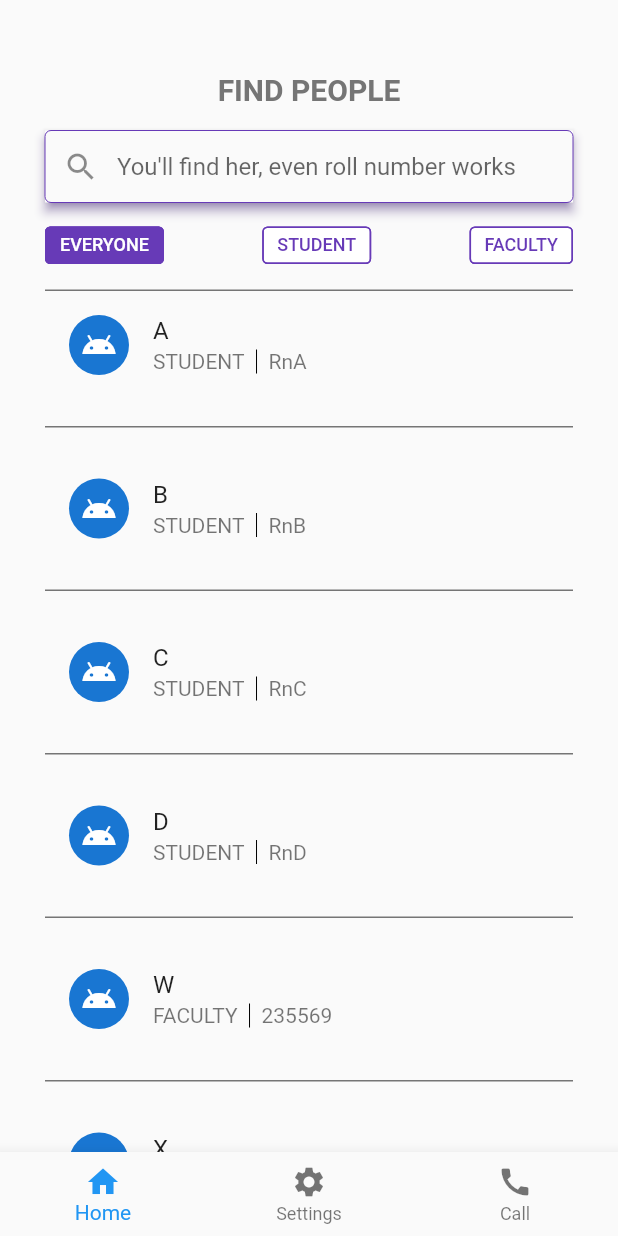
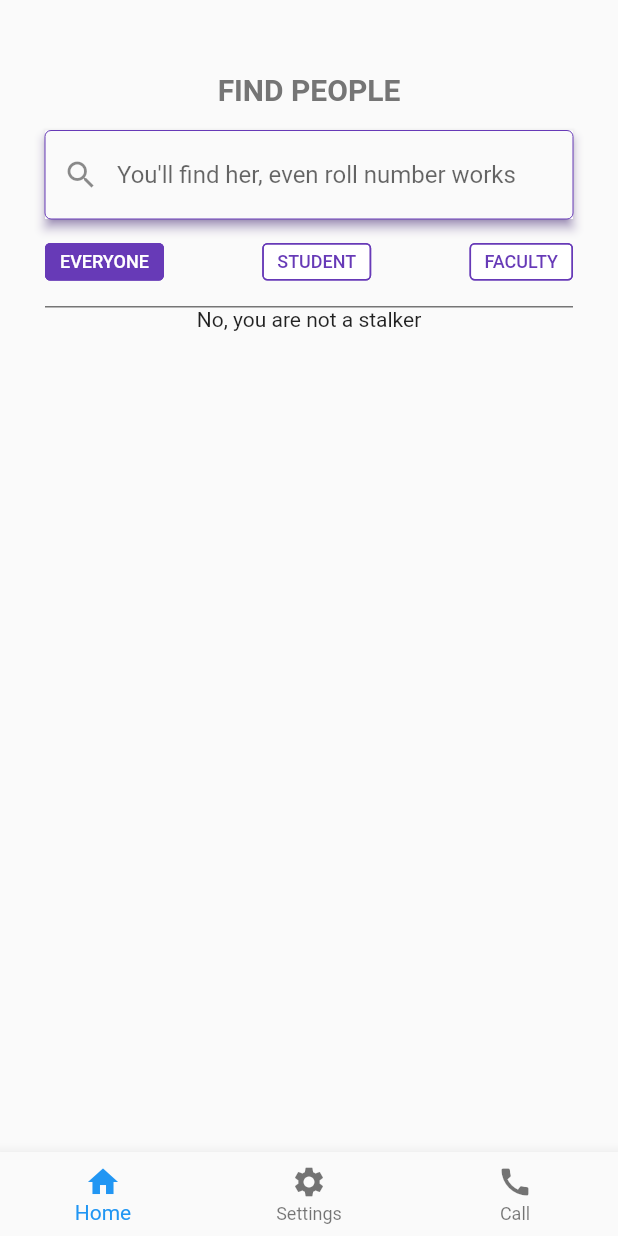
Before and after one commit to gagandeep25/search_activity, a Flutter app: the screen it shows after launch, on a phone screen of 412 x 824 dp. Run offline on Flutter 3.47's test engine with Material 2 defaults, Android fonts, the phone set to English and light mode, and no system bars.

Commit message:
Added the search feature

```diff
--- a/flutter_app/lib/search.dart
+++ b/flutter_app/lib/search.dart
@@ -11,17 +11,34 @@ class Search extends StatefulWidget {
 class _SearchState extends State<Search> {
 
   List<dynamic> people = [
-    Student(name: "A", rollno: "RnA", hostel: "Cau", email: "rna", room: 204),
-    Student(name: "B", rollno: "RnB", hostel: "Gan", email: "rnb", room: 128),
-    Student(name: "C", rollno: "RnC", hostel: "Sar", email: "rnc", room: 317),
-    Student(name: "D", rollno: "RnD", hostel: "Sha", email: "rnd", room: 145),
-    Faculty(name: "W", office: "HSB202", officenum: 235569, email: "EmW"),
-    Faculty(name: "X", office: "HSB202", officenum: 235569, email: "EmX"),
-    Faculty(name: "Y", office: "ESB202", officenum: 235569, email: "EmY"),
-    Faculty(name: "Z", office: "MSB202", officenum: 235569, email: "EmZ"),
+    Student(name: "Ted Mosby", rollno: "EE12B290", hostel: "Cau", email: "rna", room: 204),
+    Student(name: "Robin Scherbatsky", rollno: "CS13B243", hostel: "Gan", email: "rnb", room: 128),
+    Student(name: "Lily Aldrin", rollno: "ME12B295", hostel: "Sar", email: "rnc", room: 317),
+    Student(name: "Marshal Eriksen", rollno: "HS15B090", hostel: "Sha", email: "rnd", room: 145),
+    Faculty(name: "Barney Stinson", office: "HSB202", officenum: 235569, email: "EmW"),
+    Faculty(name: "Rachel Green", office: "HSB202", officenum: 235569, email: "EmX"),
+    Faculty(name: "Chandler Bing", office: "ESB202", officenum: 235569, email: "EmY"),
+    Faculty(name: "Joey Tribbiani", office: "MSB202", officenum: 235569, email: "EmZ"),
   ];
 
   List filteredList = List();
+  List displayList = List();
+  bool searched = false;
+
+  bool searchHandler(item, String string){
+    bool value;
+    if(string.length < 3){
+      value = false;
+    }else{
+      if(item is Student){
+        value = item.name.toLowerCase().contains(string.toLowerCase())
+                || item.rollno.toLowerCase().contains(string.toLowerCase());
+      }else{
+        value = item.name.toLowerCase().contains(string.toLowerCase());
+      }
+    }
+    return value;
+  }
 
   @override
   void initState() {
@@ -58,13 +75,19 @@ class _SearchState extends State<Search> {
                 shadowColor: Colors.deepPurple[500],
                 child: TextField(
                   decoration: InputDecoration(
-                    contentPadding: EdgeInsets.all(4.0),
                     enabledBorder: OutlineInputBorder(
                       borderSide: BorderSide(color: Colors.deepPurple[500], width: 0),
                     ),
                     prefixIcon: Icon(Icons.search),
                     hintText: "You'll find her, even roll number works",
                   ),
+                  onChanged: (string){
+                    setState(() {
+                      string.length < 3? searched = false : searched = true;
+                      filteredList = people.where((p) => searchHandler(p, string)).toList();
+                      displayList = filteredList;
+                    });
+                  },
                 ),
               ),
             ),
@@ -82,15 +105,15 @@ class _SearchState extends State<Search> {
                 radioButtonValue: (value){
                   if(value == "EVERYONE"){
                     setState(() {
-                      filteredList = people;
+                      displayList = filteredList;
                     });
                   }else if(value == "STUDENT") {
                     setState(() {
-                      filteredList = people.where((p) => p is Student).toList();
+                      displayList = filteredList.where((p) => p is Student).toList();
                     });
                   }else {
                     setState(() {
-                      filteredList = people.where((p) => p is Faculty).toList();
+                      displayList = filteredList.where((p) => p is Faculty).toList();
                     });
                   }
                 },
@@ -115,28 +138,30 @@ class _SearchState extends State<Search> {
               ),
             ),
             Expanded(
-              child: ListView.separated(
+              child: !searched? Text("No, you are not a stalker") :
+              displayList.length == 0? Text("Search yielded 0 results") :
+              ListView.separated(
                 separatorBuilder: (context, index) => Divider(
                   thickness: 1.0,
                   height: 37.0,
                   color: Colors.grey[600],
                 ),
-                itemCount: filteredList.length,
+                itemCount: displayList.length,
                 itemBuilder: (context, index){
                   return ListTile(
                     onTap: () {},
-                    title: Text(filteredList[index].name),
+                    title: Text(displayList[index].name),
                     leading: CircleAvatar(child: Icon(Icons.android)),
                     subtitle: IntrinsicHeight(
                       child: Row(
                         children: <Widget>[
-                          filteredList[index] is Student ? Text("STUDENT")
-                              : filteredList[index] is Faculty ? Text("FACULTY") : null,
+                          displayList[index] is Student ? Text("STUDENT")
+                              : displayList[index] is Faculty ? Text("FACULTY") : null,
                           VerticalDivider(
                             color: Colors.black,
                           ),
-                          filteredList[index] is Student ? Text(filteredList[index].rollno)
-                              : filteredList[index] is Faculty ? Text((filteredList[index].officenum).toString()) : null,
+                          displayList[index] is Student ? Text(displayList[index].rollno)
+                              : displayList[index] is Faculty ? Text((displayList[index].officenum).toString()) : null,
                         ],
                       ),
                     ),
```
